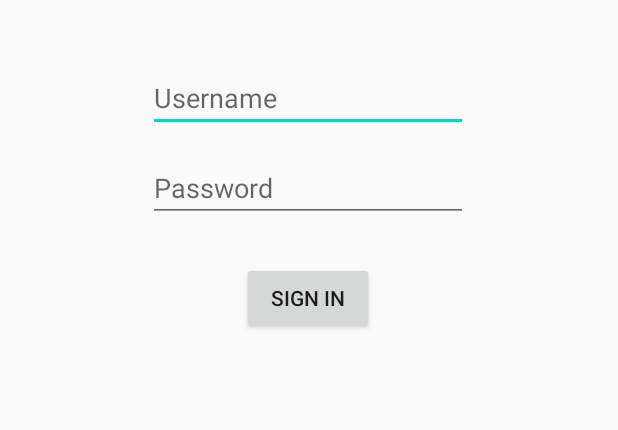
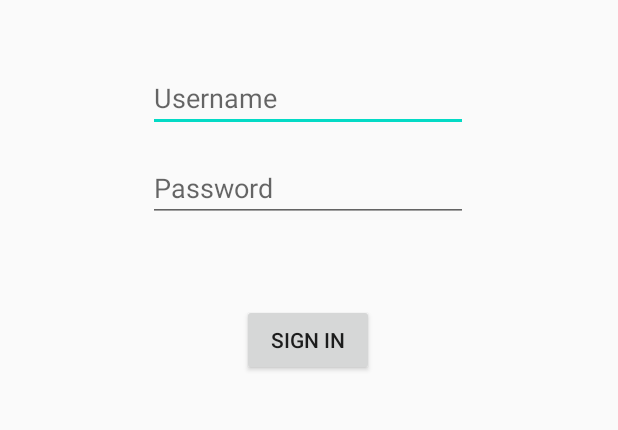
Before and after one commit to miguelalexbt/ACME-Coffee-App, an Android app: the screen it shows after launch (AuthActivity), on a phone screen of 412 x 824 dp, the part 386-816 px from its top. Run offline under Robolectric (Android 15) with nearby library versions, the phone set to English and light mode, and no system bars; our stand-ins replace Dagger/Hilt's generated code, Room's generated code, data binding; libraries missing offline, so code that uses them is left out: androidx.hilt, androidx.hilt.lifecycle; 1 statement that could not run was skipped.

Commit message:
[Client]: Sign in screen almost done

```diff
--- a/client/app/src/main/java/org/feup/cmov/acmeclient/ui/auth/signin/SignInFragment.kt
+++ b/client/app/src/main/java/org/feup/cmov/acmeclient/ui/auth/signin/SignInFragment.kt
@@ -33,14 +33,8 @@ class SignInFragment : Fragment() {
         super.onViewCreated(view, savedInstanceState)
 
         viewModel.state.observe(viewLifecycleOwner, { newState ->
-            println("LOGGED IN ${newState.success}")
-
             if (newState.success)
                 findNavController().navigate(R.id.action_signInFragment_to_mainActivity)
         })
-
-        viewModel.items.observe(viewLifecycleOwner, { items ->
-            println("Got items ${items.size} from DB")
-        })
     }
 }
--- a/client/app/src/main/java/org/feup/cmov/acmeclient/ui/auth/signin/SignInViewModel.kt
+++ b/client/app/src/main/java/org/feup/cmov/acmeclient/ui/auth/signin/SignInViewModel.kt
@@ -5,6 +5,7 @@ import androidx.hilt.lifecycle.ViewModelInject
 import androidx.lifecycle.*
 import kotlinx.coroutines.launch
 import org.feup.cmov.acmeclient.data.*
+import org.feup.cmov.acmeclient.data.api.ApiResponse
 import org.feup.cmov.acmeclient.data.model.Item
 
 class SignInViewModel @ViewModelInject constructor(
@@ -25,24 +26,13 @@ class SignInViewModel @ViewModelInject constructor(
     private val _state = MutableLiveData<State>()
     val state: LiveData<State> = _state
 
-    val items: LiveData<List<Item>> = liveData {
-        emitSource(dataRepository.getItems().asLiveData())
-    }
-
-    init {
-//        viewModelScope.launch {
-//            dataRepository.fetchItems()
-//        }
-    }
-
     fun signIn() {
-//        viewModelScope.launch {
-//            val apiCall = dataRepository.signIn(username.value!!, password.value!!)
-//
-////            when (val apiCall = dataRepository.signIn(username.value!!, password.value!!)) {
-////                is ApiSuccessResponse, is ApiEmptyResponse -> _state.postValue(State(success = true))
-////                is ApiErrorResponse -> _state.postValue(State(error = apiCall.errorMessage))
-////            }
-//        }
+        viewModelScope.launch {
+            when (val apiCall = dataRepository.signIn(username.value!!, password.value!!)) {
+                is ApiResponse.Success -> _state.postValue(State(success = true))
+                is ApiResponse.ApiError -> _state.postValue(State(error = apiCall.error))
+                is ApiResponse.NetworkError -> _state.postValue(State(error = apiCall.error))
+            }
+        }
     }
 }
--- a/client/app/src/main/res/layout/fragment_sign_in.xml
+++ b/client/app/src/main/res/layout/fragment_sign_in.xml
@@ -53,13 +53,26 @@
                 android:id="@+id/signIn_submit"
                 android:layout_width="wrap_content"
                 android:layout_height="wrap_content"
-                android:layout_marginTop="432dp"
+                android:layout_marginTop="460dp"
                 android:onClick="@{() -> viewModel.signIn()}"
                 android:text="@string/prompt_sign_in"
                 app:layout_constraintEnd_toEndOf="parent"
                 app:layout_constraintHorizontal_bias="0.498"
                 app:layout_constraintStart_toStartOf="parent"
                 app:layout_constraintTop_toTopOf="parent" />
+
+            <TextView
+                android:id="@+id/signIn_error"
+                isGone="@{viewModel.state.success}"
+                android:layout_width="300dp"
+                android:layout_height="20dp"
+                android:layout_marginTop="424dp"
+                android:textAlignment="center"
+                android:textColor="@color/colorError"
+                app:layout_constraintEnd_toEndOf="parent"
+                app:layout_constraintStart_toStartOf="parent"
+                app:layout_constraintTop_toTopOf="parent"
+                android:text="@{viewModel.state.error}" />
 
             <ImageView
                 android:id="@+id/signIn_logo"
--- a/client/app/src/main/res/values/colors.xml
+++ b/client/app/src/main/res/values/colors.xml
@@ -4,4 +4,5 @@
     <color name="colorPrimaryDark">#3700B3</color>
     <color name="colorAccent">#03DAC5</color>
     <color name="colorLightGray">#D3D3D3</color>
+    <color name="colorError">#ED4337</color>
 </resources>
```
Also changed, not shown: client/app/src/main/java/org/feup/cmov/acmeclient/utils/ApiResponseCall.kt (+6 -12 lines), client/app/src/main/res/layout/activity_sign_up.xml (deleted, +0 -60 lines), client/app/src/main/java/org/feup/cmov/acmeclient/di/WebServiceModule.kt (renamed from client/app/src/main/java/org/feup/cmov/acmeclient/di/WebserviceModule.kt).
